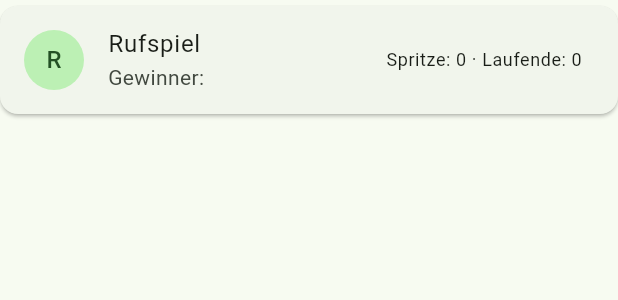
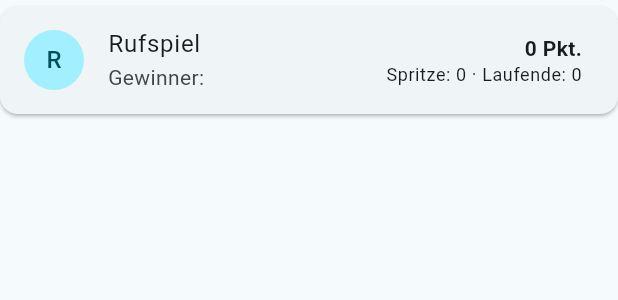
Before and after one commit to michaelsandner/sheepshead_counter, a Flutter app: the GameEntryListItem widget shown alone on an empty page, opened directly with empty values, on a phone screen of 412 x 824 dp. Shown: the top 300 px of the screen. Run offline on Flutter 3.47's test engine with Material 3 defaults, Android fonts, the phone set to English and light mode, and no system bars; our stand-ins replace equatable, flutter_bloc, get_it, shared_preferences; accounts and stored records are empty.

Commit message:
feat: fvm, launch.json, cyan theme, centered entry dialog with value preview
Co-authored-by: michaelsandner <9321715+michaelsandner@users.noreply.github.com>
Agent-Logs-Url: https://github.com/michaelsandner/sheepshead_counter/sessions/11a063fa-9121-43c2-bc03-efa52da17c8e

```diff
--- a/lib/features/game/presentation/widgets/game_entry_list_item.dart
+++ b/lib/features/game/presentation/widgets/game_entry_list_item.dart
@@ -6,11 +6,13 @@ import '../../domain/entities/player.dart';
 class GameEntryListItem extends StatelessWidget {
   final GameEntry entry;
   final List<Player> players;
+  final int value;
 
   const GameEntryListItem({
     super.key,
     required this.entry,
     required this.players,
+    required this.value,
   });
 
   @override
@@ -28,7 +30,7 @@ class GameEntryListItem extends StatelessWidget {
         ),
         title: Text(_gameModeName(entry.gameMode)),
         subtitle: Text('Gewinner: $winnerNames'),
-        trailing: _EntryDetails(entry: entry),
+        trailing: _EntryDetails(entry: entry, value: value),
       ),
     );
   }
@@ -58,17 +60,31 @@ class GameEntryListItem extends StatelessWidget {
 
 class _EntryDetails extends StatelessWidget {
   final GameEntry entry;
-  const _EntryDetails({required this.entry});
+  final int value;
+  const _EntryDetails({required this.entry, required this.value});
 
   @override
   Widget build(BuildContext context) {
     final parts = <String>[];
     if (entry.spritze != null) parts.add('Spritze: ${entry.spritze}');
     if (entry.laufende != null) parts.add('Laufende: ${entry.laufende}');
-    if (parts.isEmpty) return const SizedBox.shrink();
-    return Text(
-      parts.join(' · '),
-      style: Theme.of(context).textTheme.bodySmall,
+    return Column(
+      mainAxisSize: MainAxisSize.min,
+      crossAxisAlignment: CrossAxisAlignment.end,
+      children: [
+        Text(
+          '$value Pkt.',
+          style: Theme.of(context)
+              .textTheme
+              .bodyMedium
+              ?.copyWith(fontWeight: FontWeight.bold),
+        ),
+        if (parts.isNotEmpty)
+          Text(
+            parts.join(' · '),
+            style: Theme.of(context).textTheme.bodySmall,
+          ),
+      ],
     );
   }
 }
--- a/lib/main.dart
+++ b/lib/main.dart
@@ -20,7 +20,7 @@ class App extends StatelessWidget {
       child: MaterialApp(
         title: 'Schafkopf Zähler',
         theme: ThemeData(
-          colorScheme: ColorScheme.fromSeed(seedColor: Colors.green),
+          colorScheme: ColorScheme.fromSeed(seedColor: Colors.cyan),
           useMaterial3: true,
         ),
         home: const HomePage(),
```
Also changed, not shown: lib/features/game/presentation/pages/game_page.dart (+11 -4 lines), lib/features/game/presentation/widgets/add_entry_bottom_sheet.dart (+39 -14 lines), 3 other files.
